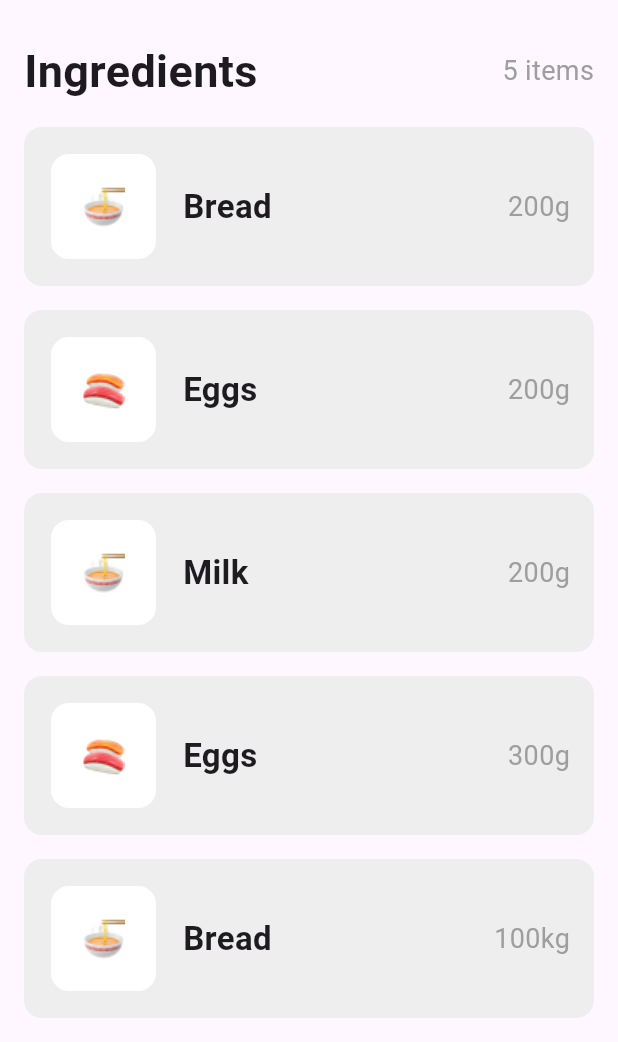
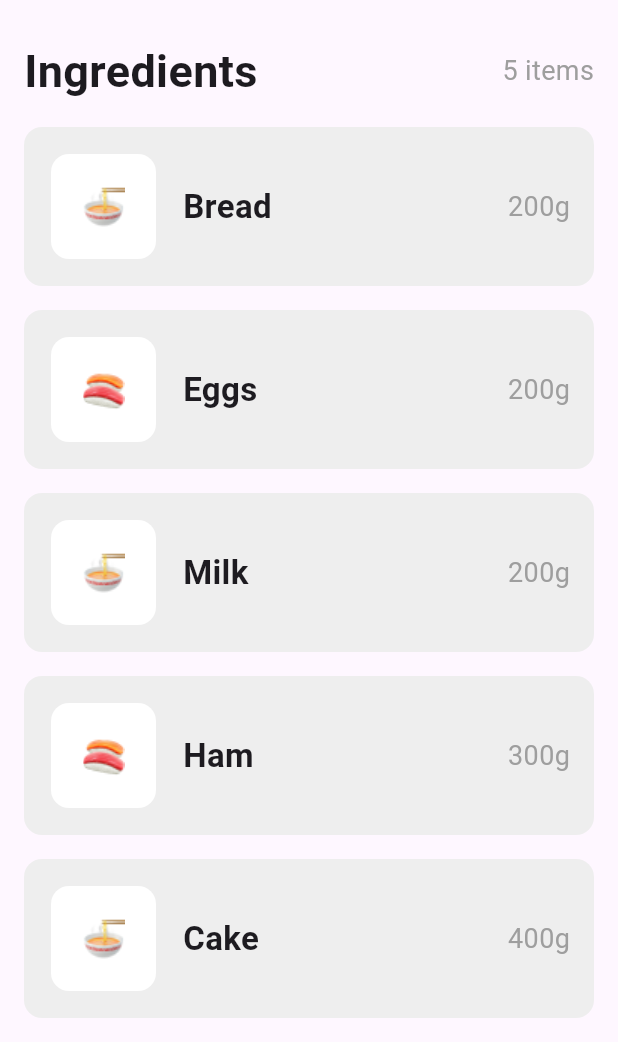
Before and after one commit to davidakabogu/flutterfoodrecipe, a Flutter app: the screen it shows after launch, scrolled down 404 dp, on a phone screen of 412 x 824 dp, the part 194-1236 px from its top. Run offline on Flutter 3.47's test engine with Material 3 defaults, Android fonts, the phone set to English and light mode, and no system bars.

Commit message:
map ingredient images

```diff
--- a/foodrecipe/lib/main.dart
+++ b/foodrecipe/lib/main.dart
@@ -45,8 +45,8 @@ class HomePage extends StatelessWidget {
                 image: 'assets/images/unsplash_Ij24Uq1sMwM.png',
               ),
               IngredientsSection(
-                ingredients: ['Bread', 'Eggs', 'Milk', 'Eggs', 'Bread'],
-                ingredientWeights: ['200g', '200g', '200g', '300g', '100kg'],
+                ingredients: ['Bread', 'Eggs', 'Milk', 'Ham', 'Cake'],
+                ingredientWeights: ['200g', '200g', '200g', '300g', '400g'],
               ),
             ],
           ),
@@ -328,6 +328,8 @@ class IngredientsSection extends StatelessWidget {
     'Eggs': 'assets/images/🍣.png',
     'Milk': 'assets/images/🍜.png',
     // Add more mappings for other ingredients as needed
+    'Ham': 'assets/images/🍣.png',
+    'Cake': 'assets/images/🍜.png',
   };
 
   @override
```
